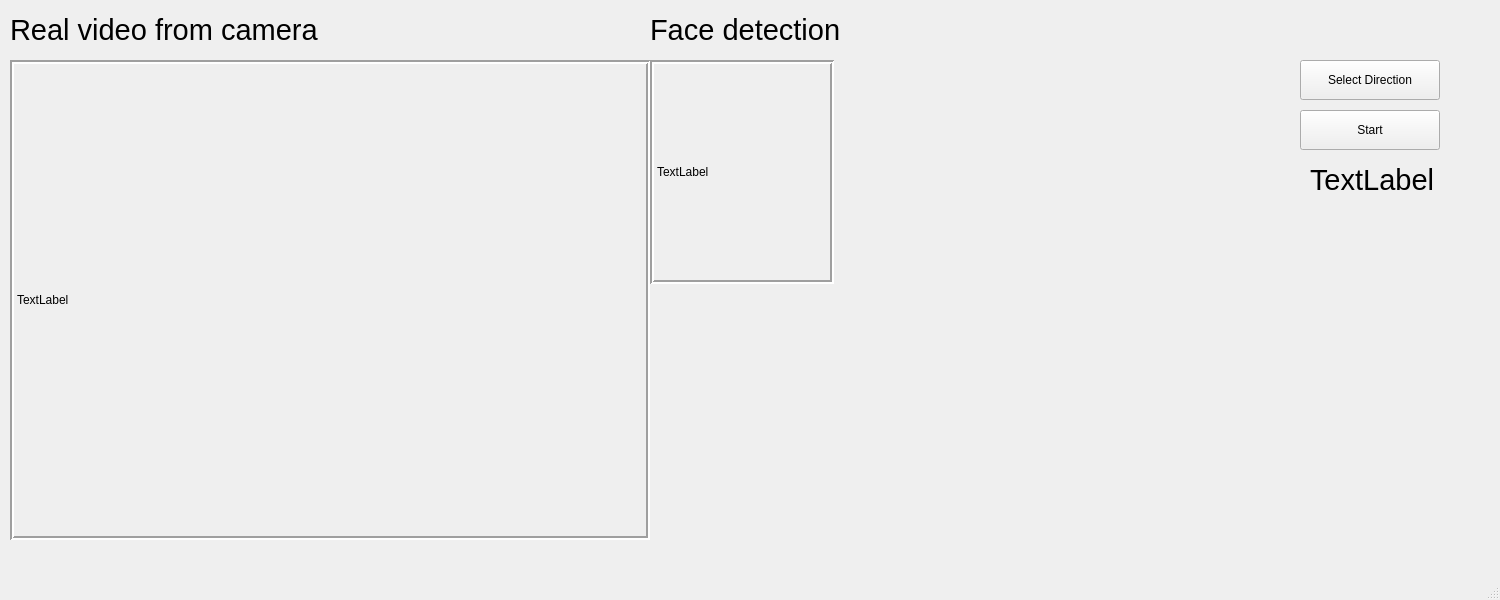
Before: the Qt Designer form Prj5/mainwindow.ui in ZHOUYI-UM/OpenCV4.5.1-step-by-step, drawn with Qt 5.
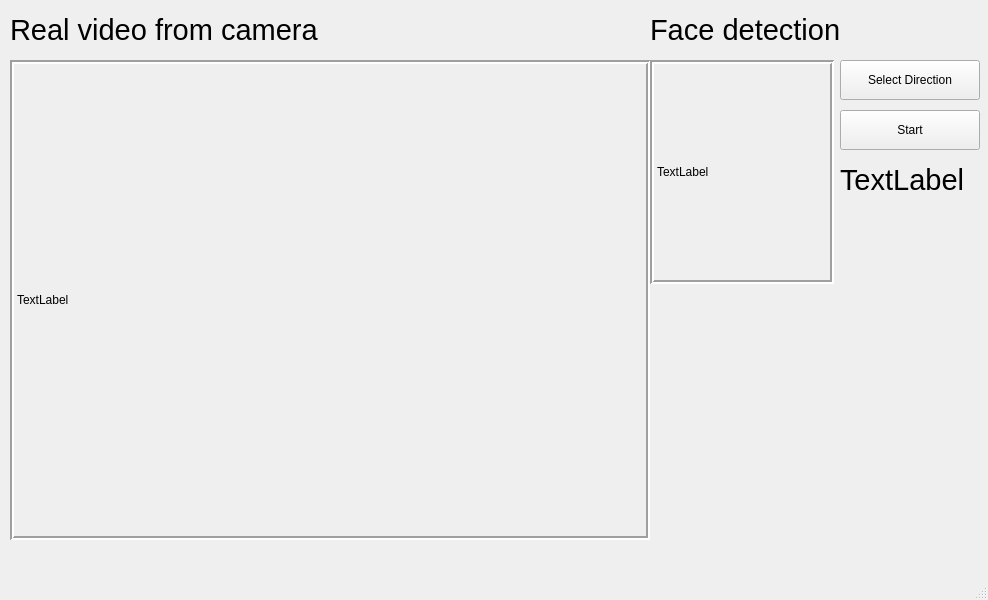
After: the same form once the commit is applied.

Commit message: Project 5, collect face data from vedio

The edit to the form file:
```diff
--- a/Prj5/mainwindow.ui
+++ b/Prj5/mainwindow.ui
@@ -6,7 +6,7 @@
    <rect>
     <x>0</x>
     <y>0</y>
-    <width>1500</width>
+    <width>988</width>
     <height>600</height>
    </rect>
   </property>
@@ -39,7 +39,7 @@
    <widget class="QLabel" name="lblFaces">
     <property name="geometry">
      <rect>
-      <x>1310</x>
+      <x>840</x>
       <y>160</y>
       <width>151</width>
       <height>40</height>
@@ -115,7 +115,7 @@
    <widget class="QPushButton" name="pbSelDir">
     <property name="geometry">
      <rect>
-      <x>1300</x>
+      <x>840</x>
       <y>60</y>
       <width>140</width>
       <height>40</height>
@@ -128,7 +128,7 @@
    <widget class="QPushButton" name="pbStartDetect">
     <property name="geometry">
      <rect>
-      <x>1300</x>
+      <x>840</x>
       <y>110</y>
       <width>140</width>
       <height>40</height>
```
Left out of the diff: 2 changed lines with no effect on the pictures. The commit also changes 2 other files.
